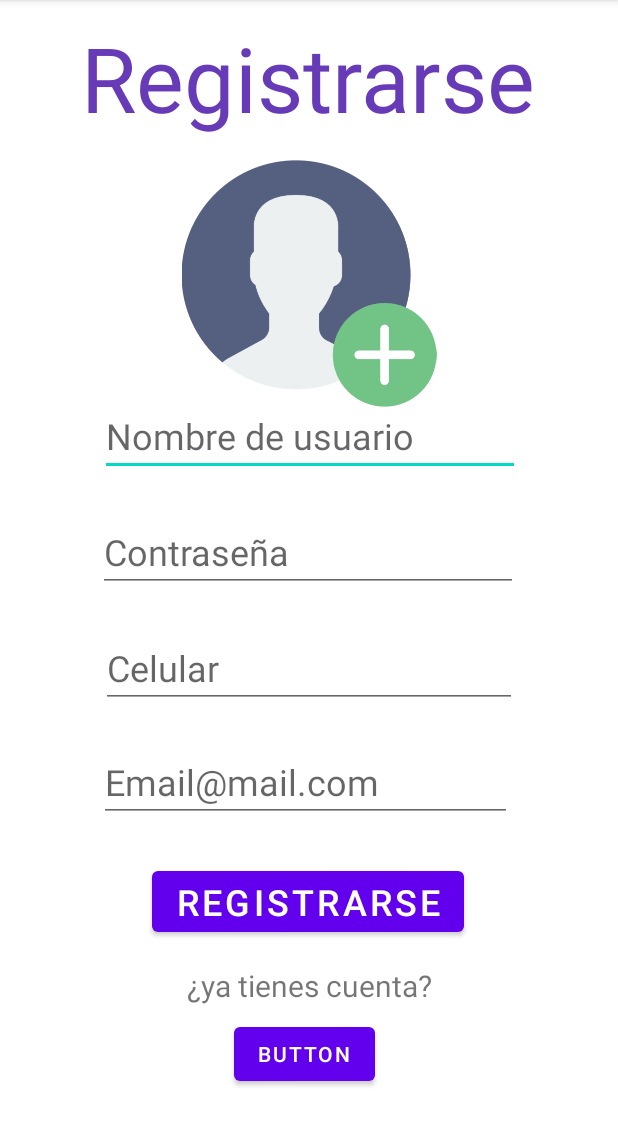
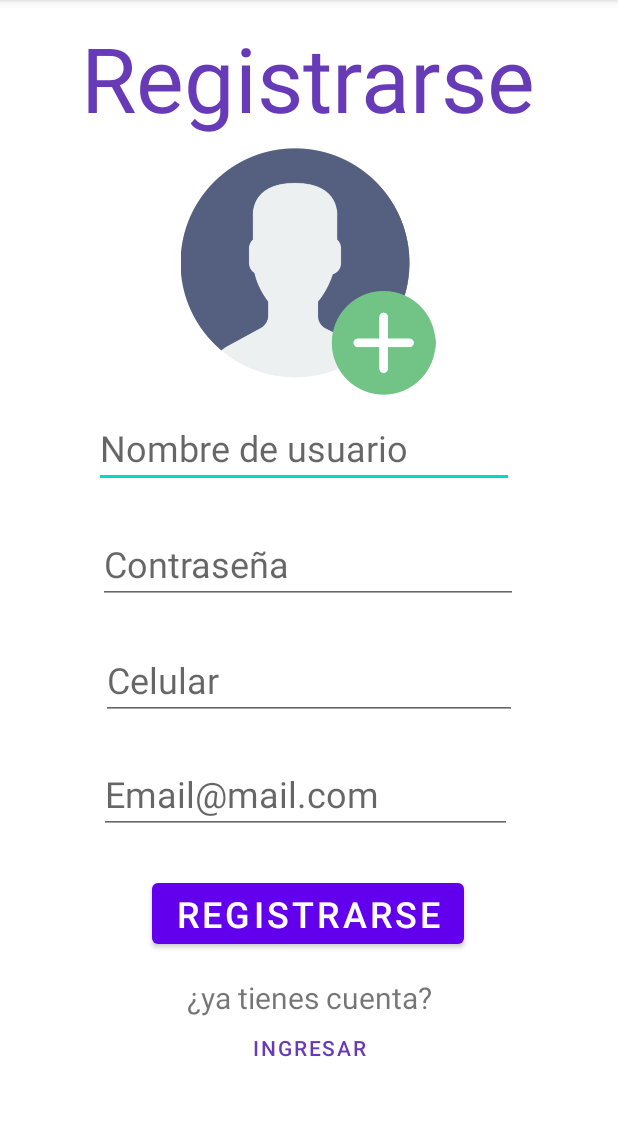
Before and after one commit to janierzapata/proyecto_moviles, an Android app: the Registrar screen opened directly, with no data from a screen before it, on a phone screen of 412 x 824 dp, the part 84-1230 px from its top. Run offline under Robolectric (Android 15) with nearby library versions, the light colour scheme and no system bars; network calls fail.

Commit message:
funcionamiento de las vistas

```diff
--- a/app/src/main/java/com/example/proyecto_moviles/Registrar.java
+++ b/app/src/main/java/com/example/proyecto_moviles/Registrar.java
@@ -21,8 +21,5 @@ public class Registrar extends AppCompatActivity {
         startActivity(ingreso);
     }
 
-    public void mostrar (View V) {
-        Toast.makeText(this,"INGRESO",Toast.LENGTH_SHORT).show();
 
-    }
 }
--- a/app/src/main/res/layout/activity_registrar.xml
+++ b/app/src/main/res/layout/activity_registrar.xml
@@ -4,7 +4,6 @@
     xmlns:tools="http://schemas.android.com/tools"
     android:layout_width="match_parent"
     android:layout_height="match_parent"
-    android:onClick="pasar_login"
     tools:context=".Registrar">
 
     <TextView
@@ -25,13 +24,13 @@
         android:id="@+id/User_name"
         android:layout_width="wrap_content"
         android:layout_height="wrap_content"
-        android:layout_marginTop="172dp"
+        android:layout_marginTop="180dp"
         android:ems="10"
         android:hint="@string/User"
         android:inputType="textPersonName"
         android:textSize="24sp"
         app:layout_constraintEnd_toEndOf="parent"
-        app:layout_constraintHorizontal_bias="0.503"
+        app:layout_constraintHorizontal_bias="0.473"
         app:layout_constraintStart_toStartOf="parent"
         app:layout_constraintTop_toBottomOf="@+id/title" />
 
@@ -99,27 +98,33 @@
         app:layout_constraintStart_toStartOf="parent"
         app:layout_constraintTop_toBottomOf="@+id/cel" />
 
+    <Button
+        android:id="@+id/btn_redir_register"
+        android:layout_width="126dp"
+        android:layout_height="40dp"
+        android:background="#00E91E63"
+        android:backgroundTint="#0003A9F4"
+        android:backgroundTintMode="add"
+        android:onClick="pasar_login"
+        android:text="@string/login"
+        android:textColor="#673AB7"
+        android:textColorHighlight="#3F51B5"
+        android:textColorLink="#673AB7"
+        app:layout_constraintEnd_toEndOf="parent"
+        app:layout_constraintStart_toStartOf="parent"
+        app:layout_constraintTop_toBottomOf="@+id/textView2" />
+
     <ImageView
         android:id="@+id/imageView"
         android:layout_width="400dp"
         android:layout_height="170dp"
-        android:layout_marginTop="12dp"
+        android:layout_marginTop="4dp"
         app:layout_constraintEnd_toEndOf="parent"
+        app:layout_constraintHorizontal_bias="0.454"
         app:layout_constraintStart_toStartOf="parent"
         app:layout_constraintTop_toBottomOf="@+id/title"
         app:srcCompat="@drawable/_38659"
         tools:ignore="MissingConstraints" />
 
-    <Button
-        android:id="@+id/button2"
-        android:layout_width="wrap_content"
-        android:layout_height="wrap_content"
-        android:layout_marginStart="156dp"
-        android:layout_marginTop="8dp"
-        android:onClick="mostrar"
-        android:text="Button"
-        app:layout_constraintStart_toStartOf="parent"
-        app:layout_constraintTop_toBottomOf="@+id/textView2" />
-
 
 </androidx.constraintlayout.widget.ConstraintLayout>
--- a/app/src/main/res/layout/login.xml
+++ b/app/src/main/res/layout/login.xml
@@ -78,7 +78,7 @@
         android:background="#00E91E63"
         android:backgroundTint="#0003A9F4"
         android:backgroundTintMode="add"
-        android:onClick="pasar_login2"
+        android:onClick="pasar_registro"
         android:text="@string/register"
         android:textColor="#673AB7"
         android:textColorHighlight="#3F51B5"
```
Also changed, not shown: app/src/main/java/com/example/proyecto_moviles/MainActivity.java (+4 -7 lines).
